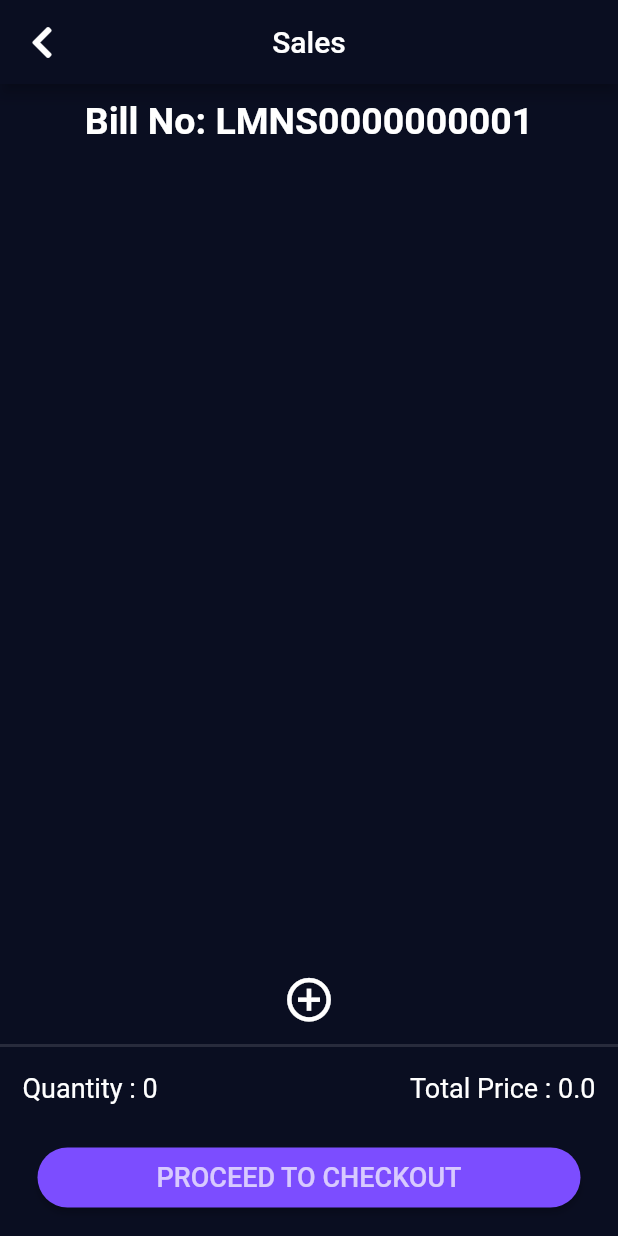
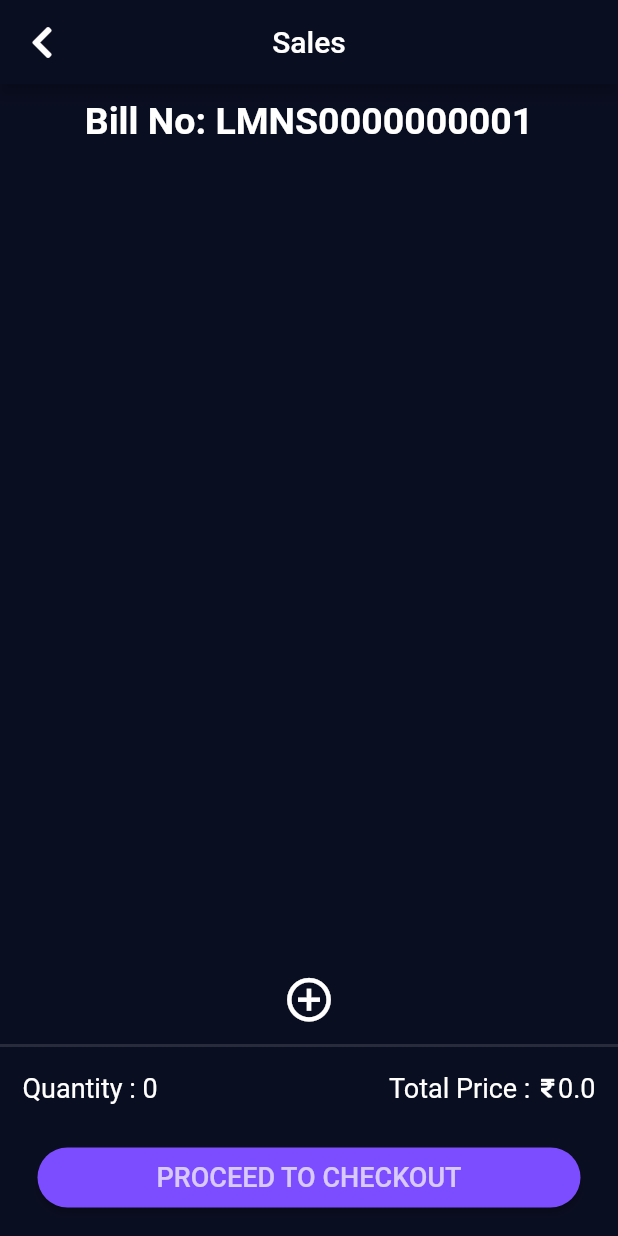
Before and after one commit to AntonyIgnesh/inventory_v1, a Flutter app: the SummaryScreen screen opened directly, after a tap on "DONE", after a tap on "SALE", on a phone screen of 412 x 824 dp. Run offline on Flutter 3.47's test engine with Material 2 defaults, Android fonts, the phone set to English and light mode, and no system bars; our stand-ins replace cloud_firestore, firebase_auth, firebase_core, fluttertoast, font_awesome_flutter, modal_progress_hud_nsn and 1 more; accounts and stored records are empty.

Commit message:
Sales module without DB update is done

```diff
--- a/lib/screens/list_products_for_sale_screen.dart
+++ b/lib/screens/list_products_for_sale_screen.dart
@@ -218,7 +218,7 @@ class _ListProductsForSaleScreenState extends State<ListProductsForSaleScreen> {
                     for (String rates in productRatesChosenWhileListing) {
                       productRatesChosenForSale.add(rates);
                     }
-                    Navigator.pop(context, setState(() {}));
+                    Navigator.pop(context);
                     productsChosenWhileListing.clear();
                     productRatesChosenWhileListing.clear();
                   },
--- a/lib/screens/product_details_screen.dart
+++ b/lib/screens/product_details_screen.dart
@@ -344,7 +344,7 @@ class _ProductDetailsScreenState extends State<ProductDetailsScreen> {
                                 ),
                               ],
                             ),
-                            color: Colors.greenAccent,
+                            color: Colors.deepPurpleAccent,
                             shape: RoundedRectangleBorder(
                               borderRadius: BorderRadius.all(
                                 Radius.circular(
--- a/lib/screens/sales_screen.dart
+++ b/lib/screens/sales_screen.dart
@@ -24,24 +24,18 @@ class SalesScreen extends StatefulWidget {
 }
 
 class _SalesScreenState extends State<SalesScreen> {
-  double totalPrice = 0.0;
-
   @override
   Widget build(BuildContext context) {
+    double totalPrice = 0.0;
     if (widget.productId != null &&
         !(productsChosenForSale.contains(widget.productId))) {
       productsChosenForSale.add(widget.productId);
       productRatesChosenForSale.add(widget.rate);
-      totalPrice = totalPrice + double.parse(widget.rate);
     }
-    // if (productRatesChosenForSale.length >= 1) {
-    //   for (String rateInList in productRatesChosenForSale) {
-    //     totalPrice = totalPrice + double.parse(rateInList);
-    //   }
-    // }
-    // else if (productRatesChosenForSale.length == 1) {
-    //   totalPrice = double.parse(productRatesChosenForSale[0]);
-    // }
+
+    for (String rateInList in productRatesChosenForSale) {
+      totalPrice = totalPrice + double.parse(rateInList);
+    }
 
     return WillPopScope(
       onWillPop: () async {
@@ -139,7 +133,8 @@ class _SalesScreenState extends State<SalesScreen> {
               IconButton(
                 onPressed: () async {
                   await generateProductListForSale();
-                  Navigator.pushNamed(context, ListProductsForSaleScreen().id);
+                  Navigator.pushNamed(context, ListProductsForSaleScreen().id)
+                      .then((_) => setState(() {}));
                 },
                 icon: Icon(
                   Icons.add_circle_outline,
@@ -165,11 +160,25 @@ class _SalesScreenState extends State<SalesScreen> {
                         fontSize: 18,
                       ),
                     ),
-                    Text(
-                      'Total Price : $totalPrice',
-                      style: TextStyle(
-                        fontSize: 18,
-                      ),
+                    Row(
+                      children: [
+                        Text(
+                          'Total Price : ',
+                          style: TextStyle(
+                            fontSize: 18,
+                          ),
+                        ),
+                        Icon(
+                          FontAwesomeIcons.rupeeSign,
+                          size: 14,
+                        ),
+                        Text(
+                          '$totalPrice',
+                          style: TextStyle(
+                            fontSize: 18,
+                          ),
+                        ),
+                      ],
                     ),
                   ],
                 ),
--- a/lib/screens/summary_screen.dart
+++ b/lib/screens/summary_screen.dart
@@ -71,11 +71,23 @@ class SummaryScreen extends StatelessWidget {
                   horizontal: 15.0,
                   vertical: 8.0,
                 ),
-                child: Text(
-                  productsChosenForSale.length > 1
-                      ? '${productsChosenForSale.length} products sold at price $totalPrice'
-                      : '${productsChosenForSale.length} product sold at price $totalPrice',
-                  style: TextStyle(fontSize: 18),
+                child: Row(
+                  children: [
+                    Text(
+                      productsChosenForSale.length > 1
+                          ? '${productsChosenForSale.length} products sold at price '
+                          : '${productsChosenForSale.length} product sold at price ',
+                      style: TextStyle(fontSize: 18),
+                    ),
+                    Icon(
+                      FontAwesomeIcons.rupeeSign,
+                      size: 14,
+                    ),
+                    Text(
+                      '$totalPrice',
+                      style: TextStyle(fontSize: 18),
+                    ),
+                  ],
                 ),
               ),
               Expanded(
```
Also changed, not shown: lib/screens/checkout_screen.dart (+19 -5 lines).
